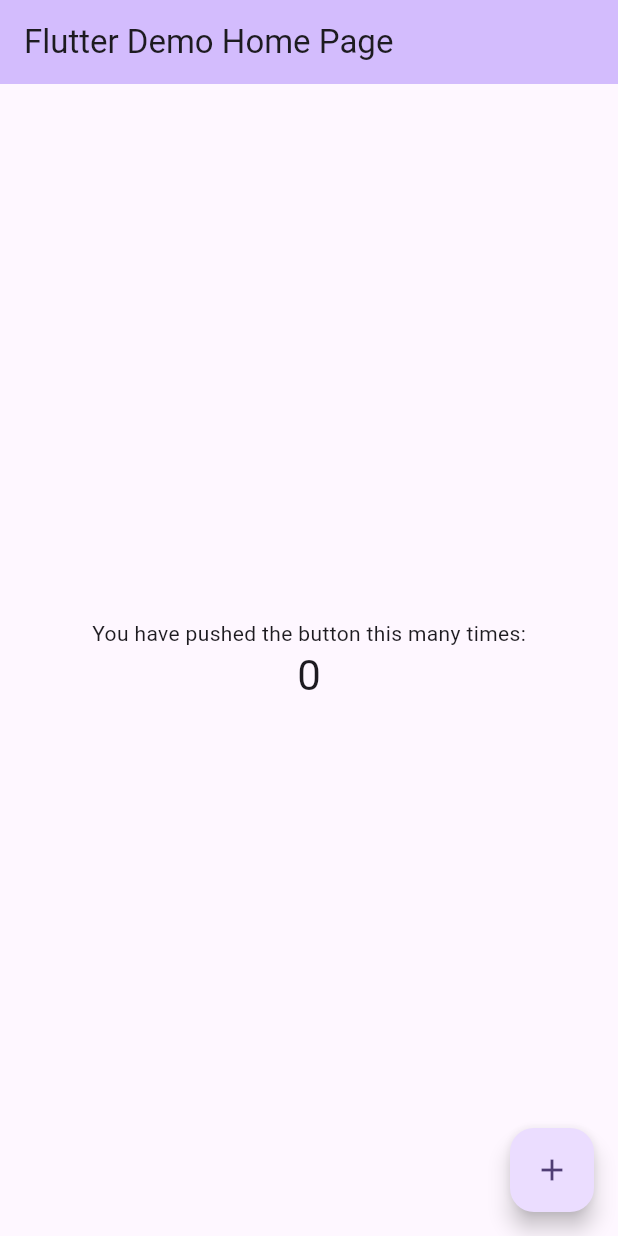
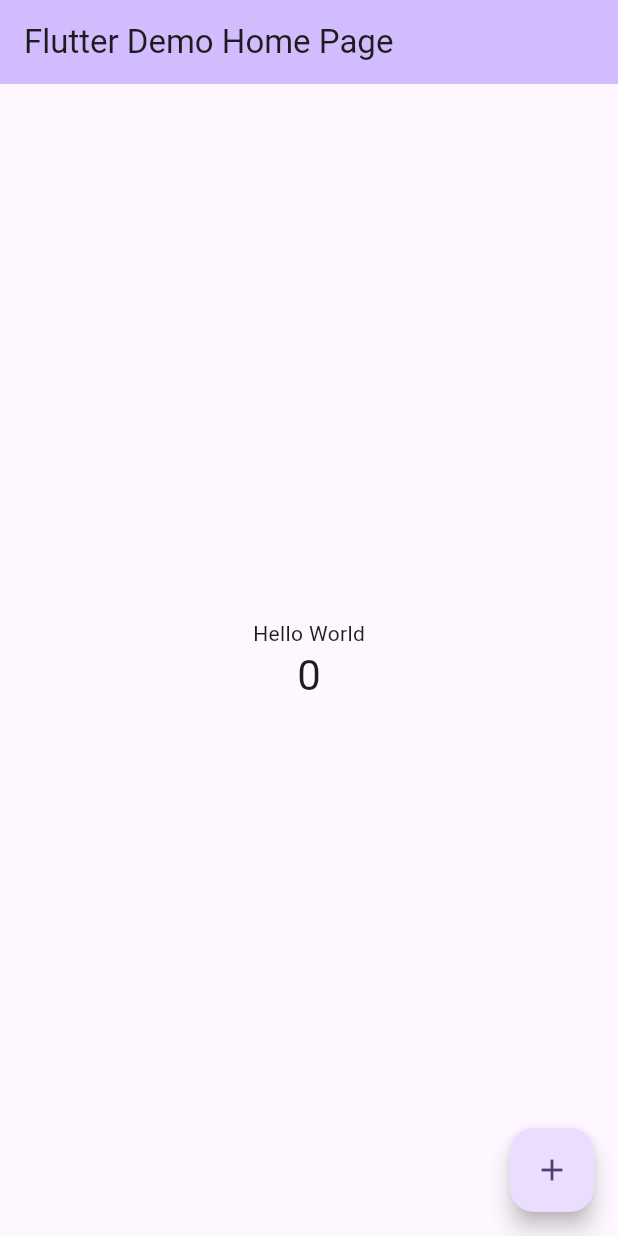
Before and after one commit to lian-1024/flutter_cicd_demo, a Flutter app: the screen it shows after launch, on a phone screen of 412 x 824 dp. Run offline on Flutter 3.47's test engine with Material 3 defaults, Android fonts, the phone set to English and light mode, and no system bars.

Commit message:
修改主页面文本，将提示信息从 'You have pushed the button this many times:' 更改为 'Hello World'

```diff
--- a/lib/main.dart
+++ b/lib/main.dart
@@ -104,7 +104,7 @@ class _MyHomePageState extends State<MyHomePage> {
           // wireframe for each widget.
           mainAxisAlignment: MainAxisAlignment.center,
           children: <Widget>[
-            const Text('You have pushed the button this many times:'),
+            const Text('Hello World'),
             Text(
               '$_counter',
               style: Theme.of(context).textTheme.headlineMedium,
```
